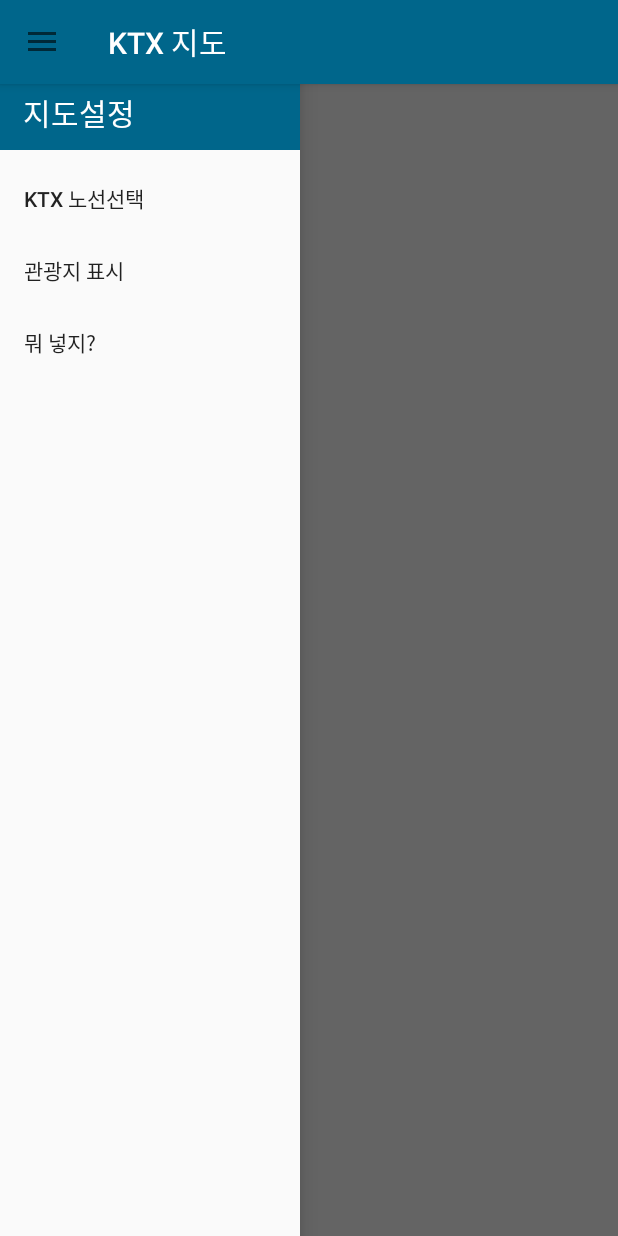
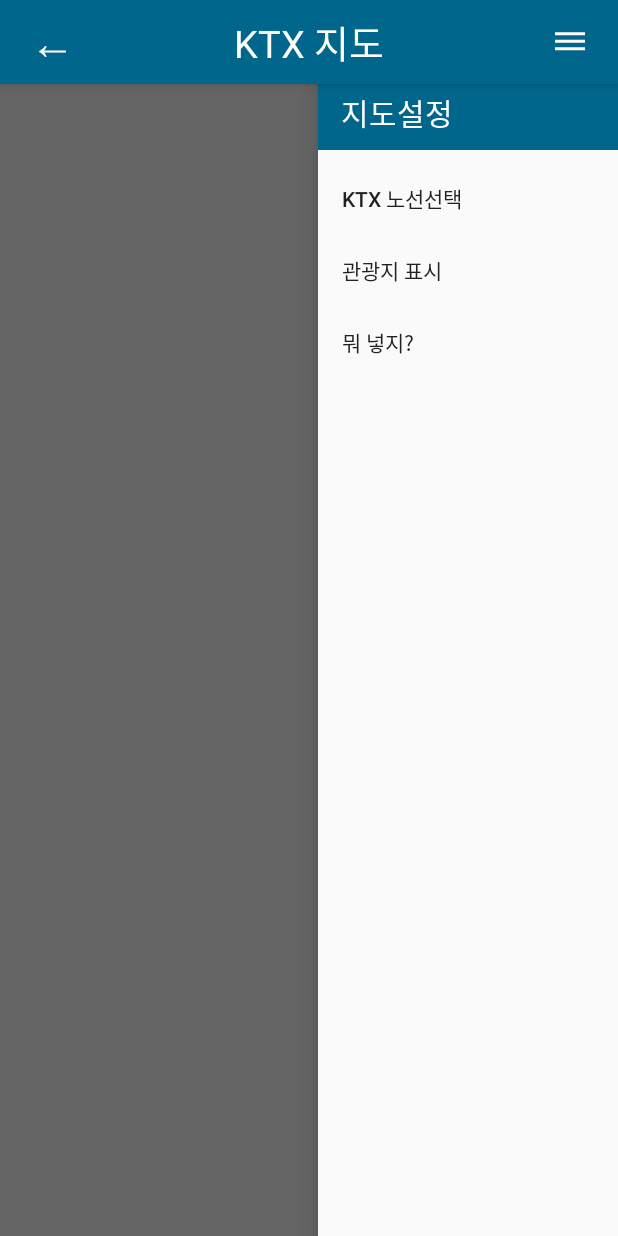
Before and after one commit to woojin0522/KtxTravelApp, an Android app: the MapActivity screen opened directly, with no data from a screen before it, with the side drawer open, on a phone screen of 412 x 824 dp. Run offline under Robolectric (Android 15) with nearby library versions, the phone set to English and light mode, and no system bars.

Commit message:
"commit"

```diff
--- a/app/build.gradle.kts
+++ b/app/build.gradle.kts
@@ -50,6 +50,8 @@
     implementation("androidx.viewpager2:viewpager2:1.0.0")
     implementation("androidx.navigation:navigation-fragment-ktx:2.5.3")
     implementation("androidx.navigation:navigation-ui-ktx:2.5.3")
+    implementation("androidx.legacy:legacy-support-v4:1.0.0")
+    implementation("androidx.recyclerview:recyclerview:1.3.0")
     testImplementation("junit:junit:4.13.2")
     androidTestImplementation("androidx.test.ext:junit:1.1.5")
     androidTestImplementation("androidx.test.espresso:espresso-core:3.5.1")
--- a/app/src/main/java/com/example/ktxtravelapplication/MapActivity.kt
+++ b/app/src/main/java/com/example/ktxtravelapplication/MapActivity.kt
@@ -16,23 +16,39 @@
 
         // 액션바를 툴바로 교체
         setSupportActionBar(binding.mapToolbar)
-        // 토글 버튼 추가
+        supportActionBar!!.setTitle("")
+
+        binding.mapBackBtn.setOnClickListener{
+            finish()
+        }
+
+        binding.mapDrawerBtn.setOnClickListener {
+            if(binding.mapNavView.isActivated == false){
+                binding.mapDrawer.openDrawer(binding.mapNavView, true)
+                binding.mapNavView.isActivated = true
+            }
+            else{
+                binding.mapDrawer.closeDrawer(binding.mapNavView, true)
+                binding.mapNavView.isActivated = false
+            }
+        }
+        /*// 토글 버튼 추가
         toggle = ActionBarDrawerToggle(this, binding.mapDrawer, R.string.map_drawer_open,
             R.string.map_drawer_close)
         // 툴바 뒤로가기 버튼 추가
         supportActionBar?.setDisplayHomeAsUpEnabled(true)
-        // 토글 버튼을 메뉴 모양으로 변경
-        toggle.syncState()
+        // 뒤로가기 버튼을 메뉴 모양으로 변경
+        toggle.syncState()*/
         /*binding.mapNavView.setNavigationItemSelectedListener {
             true
         }*/
     }
 
-    // 토글 버튼 클릭시 작동
+    /*// 토글 버튼 클릭시 작동
     override fun onOptionsItemSelected(item: MenuItem): Boolean {
         if(toggle.onOptionsItemSelected(item)){
             return true
         }
         return super.onOptionsItemSelected(item)
-    }
+    }*/
 }
--- /dev/null
+++ b/app/src/main/res/drawable/hambuger_icon.xml
@@ -0,0 +1,5 @@
+<vector android:height="24dp" android:tint="#FFFFFF"
+    android:viewportHeight="24" android:viewportWidth="24"
+    android:width="24dp" xmlns:android="http://schemas.android.com/apk/res/android">
+    <path android:fillColor="@android:color/white" android:pathData="M2,15.5v2h20v-2L2,15.5zM2,10.5v2h20v-2L2,10.5zM2,5.5v2h20v-2L2,5.5z"/>
+</vector>
--- a/app/src/main/res/layout/activity_map.xml
+++ b/app/src/main/res/layout/activity_map.xml
@@ -7,14 +7,39 @@
     tools:context=".MapActivity">
     <com.google.android.material.appbar.AppBarLayout
         android:layout_width="match_parent"
-        android:layout_height="wrap_content">
+        android:layout_height="?attr/actionBarSize">
         <androidx.appcompat.widget.Toolbar
             android:id="@+id/map_toolbar"
             android:layout_width="match_parent"
             android:layout_height="?attr/actionBarSize"
-            android:background="@color/main_app_color"
-            app:title="@string/title_activity_map"
-            app:titleTextColor="#ffffff" />
+            android:theme="@style/AppTheme">
+            <androidx.appcompat.widget.AppCompatButton
+                android:id="@+id/map_back_btn"
+                android:layout_width="wrap_content"
+                android:layout_height="wrap_content"
+                android:text="←"
+                android:textSize="30dp"
+                android:textColor="@color/white"
+                android:background="@color/main_app_color"
+                android:outlineSpotShadowColor="@color/main_app_color"
+                android:layout_gravity="left"
+                android:paddingRight="50dp"/>
+            <TextView
+                android:layout_width="wrap_content"
+                android:layout_height="wrap_content"
+                android:layout_gravity="center"
+                android:text="@string/title_activity_map"
+                android:textSize="25dp"
+                android:textColor="@color/white"/>
+            <androidx.appcompat.widget.AppCompatImageButton
+                android:id="@+id/map_drawer_btn"
+                android:layout_width="wrap_content"
+                android:layout_height="wrap_content"
+                android:layout_gravity="right"
+                android:layout_marginRight="20dp"
+                android:src="@drawable/hambuger_icon"
+                android:background="@color/main_app_color"/>
+        </androidx.appcompat.widget.Toolbar>
     </com.google.android.material.appbar.AppBarLayout>
     <androidx.drawerlayout.widget.DrawerLayout
         android:id="@+id/mapDrawer"
@@ -28,7 +53,7 @@
             android:id="@+id/map_nav_view"
             android:layout_width="200dp"
             android:layout_height="match_parent"
-            android:layout_gravity="start"
+            android:layout_gravity="right"
             app:headerLayout="@layout/map_drawer_header"
             app:menu="@menu/map_drawer_menu_list"/>
     </androidx.drawerlayout.widget.DrawerLayout>
--- a/app/src/main/res/layout/main_image_view_pager2.xml
+++ b/app/src/main/res/layout/main_image_view_pager2.xml
@@ -10,7 +10,6 @@
         android:layout_width="match_parent"
         android:layout_height="match_parent"
         android:scaleType="fitCenter"
-        android:src="@drawable/mainimage1"
-        android:layout_margin="2dp"/>
+        android:src="@drawable/mainimage1" />
 
 </androidx.constraintlayout.widget.ConstraintLayout>
--- a/app/src/main/res/values/dimens.xml
+++ b/app/src/main/res/values/dimens.xml
@@ -1,3 +1,5 @@
 <resources>
 
+
+    <dimen name="text_margin">16dp</dimen>
 </resources>
--- a/app/src/main/res/values/strings.xml
+++ b/app/src/main/res/values/strings.xml
@@ -11,4 +11,6 @@
     <string name="map_drawer_open">드로어 오픈</string>
     <string name="map_drawer_close">드로어 클로즈</string>
     <string name="map_drawer_head">지도설정</string>
+    <!-- TODO: Remove or change this placeholder text -->
+    <string name="hello_blank_fragment">Hello blank fragment</string>
 </resources>
```
Also changed, not shown: app/src/main/java/com/example/ktxtravelapplication/TemaActivity.kt (+42 -1 lines), app/src/main/res/layout/activity_plan.xml (+7 -2 lines), app/src/main/res/layout/activity_tema.xml (+44 -16 lines), app/src/main/res/layout/activity_ticket.xml (+5 -3 lines), app/src/main/res/layout/tema_item_view.xml (added, +23 -0 lines), app/src/main/res/drawable/drawer_button.png (added), app/src/main/res/drawable/mainimage1.png, app/src/main/res/drawable/mainimage2.png, app/src/main/res/drawable/mainimage4.png, 1 other file.
